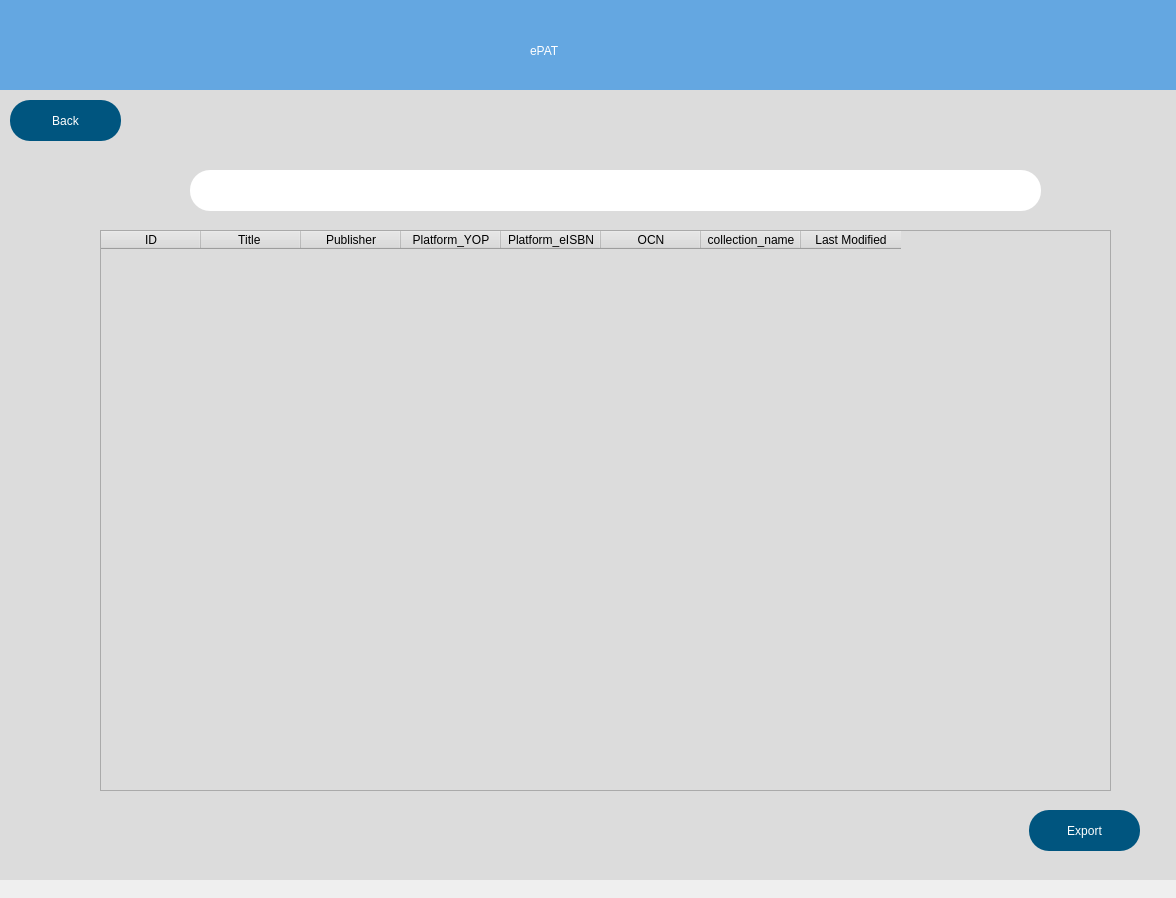
First picture: the form in src/user_interface/searchDisplay.ui, repository eppenney/eBook-Perpetual-Access-Rights-Tracker, before the edit.
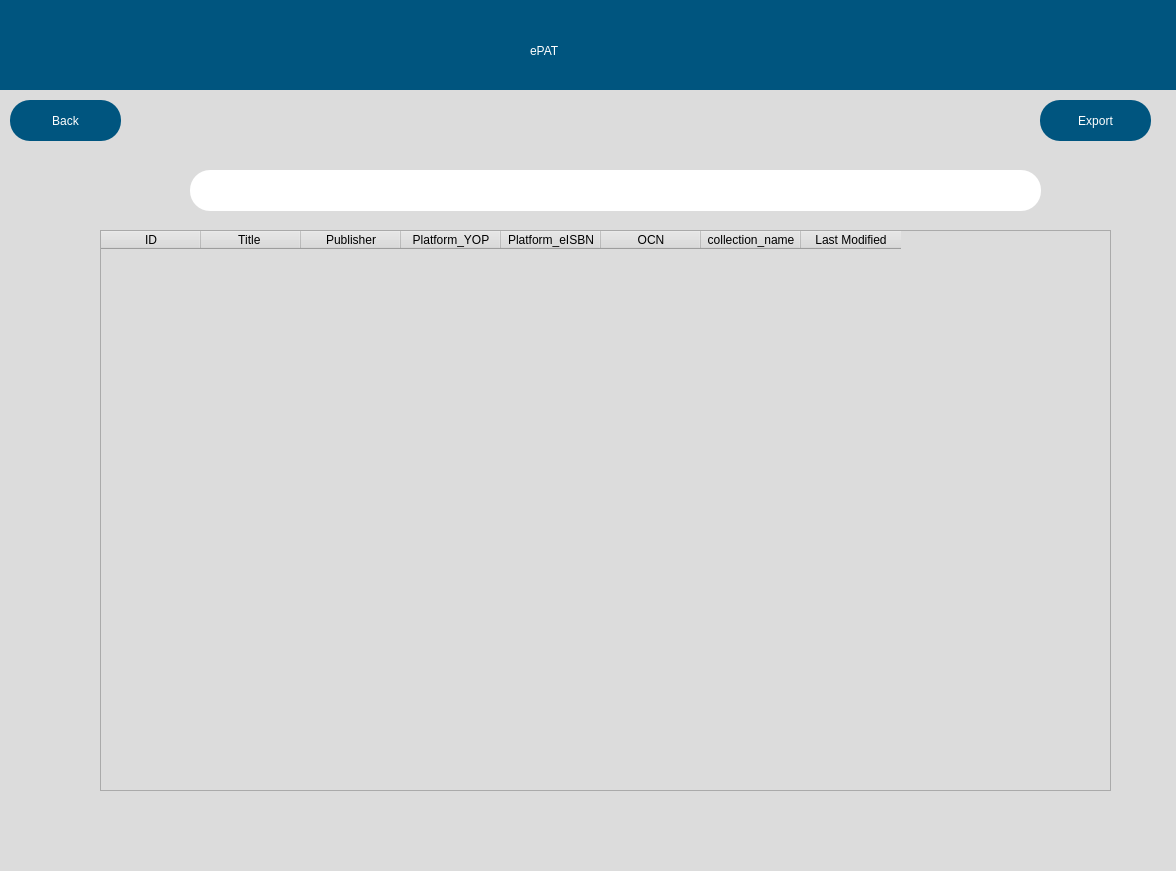
Second picture: the form after the edit.

Commit message: Changes in the main files for the first time file opening and bar on the search display that when cell clicked should show the full length on bar above.

What changed in the file:
```diff
--- a/src/user_interface/searchDisplay.ui
+++ b/src/user_interface/searchDisplay.ui
@@ -7,7 +7,7 @@
     <x>0</x>
     <y>0</y>
     <width>1176</width>
-    <height>898</height>
+    <height>871</height>
    </rect>
   </property>
   <property name="windowTitle">
@@ -54,7 +54,7 @@
      </rect>
     </property>
     <property name="styleSheet">
-     <string notr="true">background-color: rgb(100, 167, 225)</string>
+     <string notr="true">background-color: rgb(0, 85, 127);</string>
     </property>
     <widget class="QLabel" name="label">
      <property name="geometry">
@@ -128,8 +128,8 @@
    <widget class="QPushButton" name="exportButton">
     <property name="geometry">
      <rect>
-      <x>1049</x>
-      <y>830</y>
+      <x>1060</x>
+      <y>120</y>
       <width>111</width>
       <height>41</height>
      </rect>
```
The commit also changes 7 other files.
